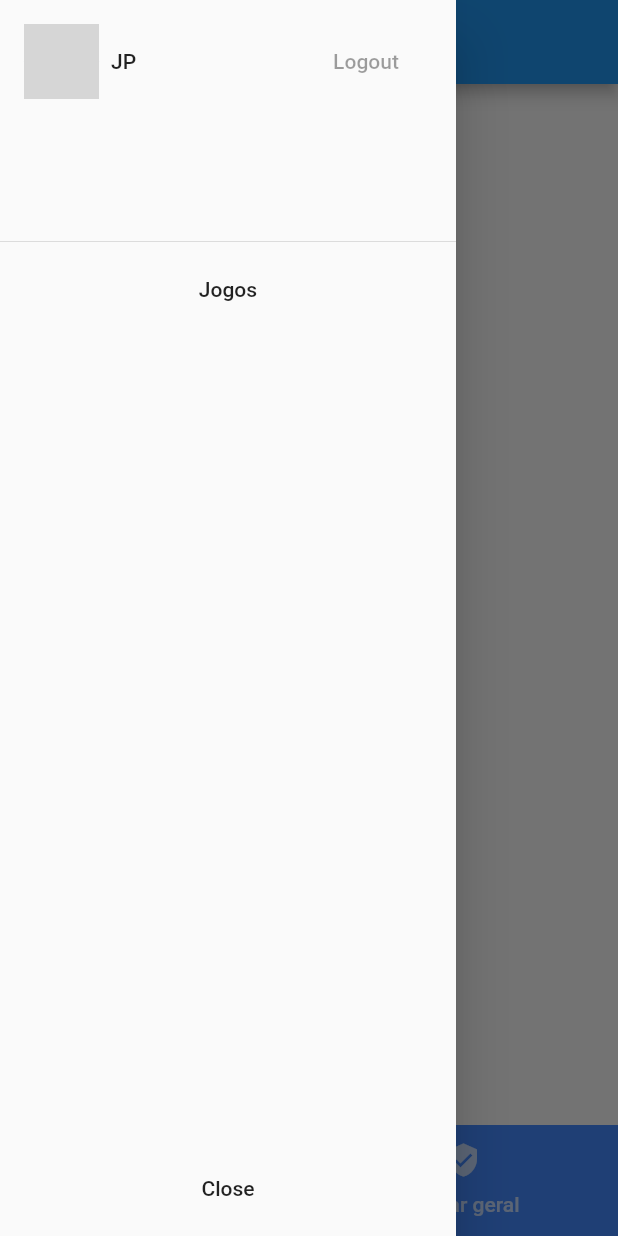
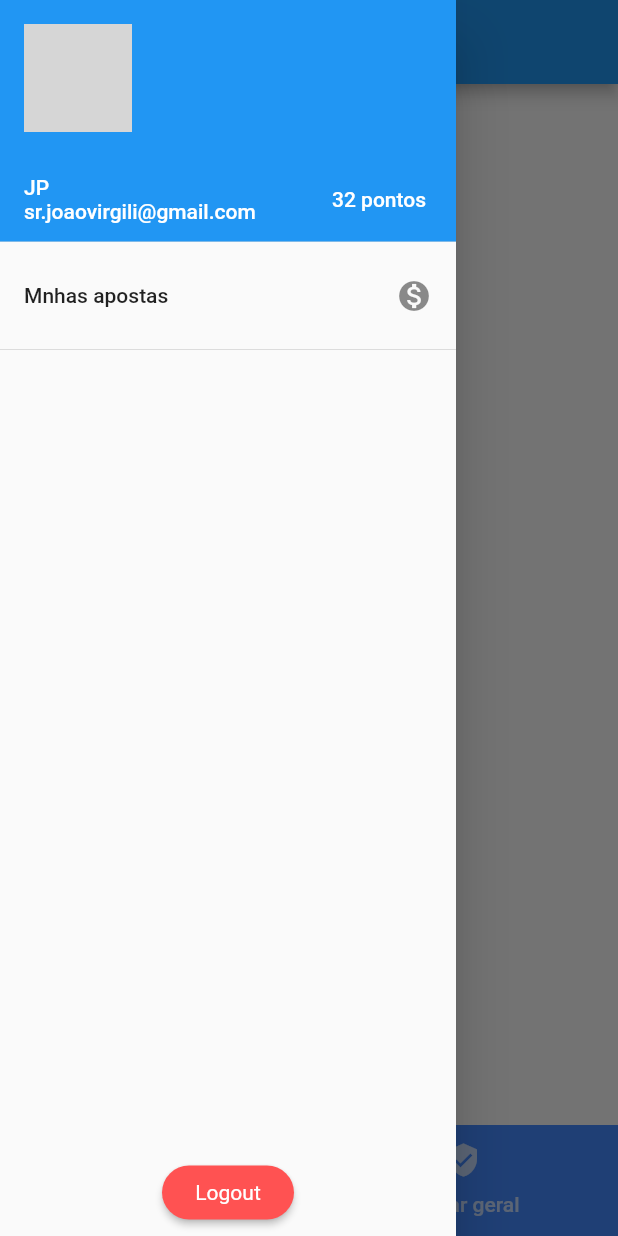
Before and after one commit to joaovirgili/flutter_bolao_da_copa, a Flutter app: the screen it shows after launch, with the side drawer open, on a phone screen of 412 x 824 dp. Run offline on Flutter 3.47's test engine with Material 2 defaults, Android fonts, the phone set to English and light mode, and no system bars; network calls fail; grey boxes are pictures that could not be loaded.

```diff
--- a/lib/classes/gamebet.dart
+++ b/lib/classes/gamebet.dart
@@ -84,7 +84,7 @@ class GameBetCard extends StatelessWidget {
                     width: 80.0,
                     child: new Column(
                       children: <Widget>[
-                        new Image.asset(homeTeamImage),
+                        new Image.asset(homeTeamImage, height: 64.0, width: 64.0,),
                         new Container(
                           height: 30.0,
                           child: new Text(
@@ -113,7 +113,7 @@ class GameBetCard extends StatelessWidget {
                     width: 80.0,
                     child: new Column(
                       children: <Widget>[
-                        new Image.asset(awayTeamImage),
+                        new Image.asset(awayTeamImage, height: 64.0, width: 64.0,),
                         new Container(
                           height: 30.0,
                           child: new Text(
--- a/lib/main.dart
+++ b/lib/main.dart
@@ -14,15 +14,15 @@ class Bolao extends StatelessWidget {
     return new MaterialApp(
       title: appTitle,
       home: new MyHome(title: appTitle),
-      routes: <String, WidgetBuilder> {
-        "/Matches" : (BuildContext context) => new Matches(title: "Jogos"),
+      theme: new ThemeData(),
+      routes: <String, WidgetBuilder>{
+        "/Matches": (BuildContext context) => new Matches(title: "Jogos"),
       },
     );
   }
 }
 
 class MyHome extends StatefulWidget {
-
   final String title;
 
   MyHome({Key key, this.title}) : super(key: key);
@@ -82,49 +82,51 @@ class _MyHomeState extends State<MyHome> with SingleTickerProviderStateMixin {
       drawer: new Drawer(
         child: new Column(
           children: <Widget>[
-              new DrawerHeader(
-                child: new Column(
+            new UserAccountsDrawerHeader(
+              accountName: new Container(
+                padding: const EdgeInsets.only(right: 20.0),
+                child: new Row(
+                  crossAxisAlignment: CrossAxisAlignment.center,
+                  mainAxisAlignment: MainAxisAlignment.spaceBetween,
                   children: <Widget>[
-                    new Row(
+                    new Column(
+                      mainAxisAlignment: MainAxisAlignment.center,
+                      crossAxisAlignment: CrossAxisAlignment.start,
                       children: <Widget>[
-                        new Container(
-                          width: 50.0,
-                          height: 50.0,
-                          child: new CircleAvatar(
+                        new Text("JP"),
+                        new Text("sr.joaovirgili@gmail.com")
+                      ],
+                    ),
+                    new Text("32 pontos")
+                  ],
+                ),
+              ),
+              currentAccountPicture: new CircleAvatar(
                 backgroundImage: new NetworkImage(
                     "https://scontent.frec10-1.fna.fbcdn.net/v/t1.0-9/1610793_866622000015920_483298332116560229_n.jpg?_nc_cat=0&_nc_eui2=AeG6hU5O9bpn45wXmq1n9NAAANWLqqLyA7_2COR8Etat_yq17RL1swPzildCKkevNXeRtVfslx0u4q6axGzaAtNehwcfAV25AzvEnUwZurna0w&oh=cffd6dfcf18036fc763ee26370795752&oe=5BC4F882"),
               ),
-                        ),
-                        new Expanded(
-                          child: new Padding(
-                            padding: const EdgeInsets.all(8.0),
-                            child: new Text("JP"),
-                          ),
-                        ),
-                        new MaterialButton(
-                            onPressed: null, child: new Text("Logout"))
-                      ],
-                    ),
-                  ],
-                ),
+              accountEmail: null,
             ),
             new Expanded(
               child: new Column(
                 children: <Widget>[
-                    new Container(
-                      child: new MaterialButton(
-                        child: new Text("Jogos"),
-                        onPressed: () => Navigator.popAndPushNamed(context, "/Matches"),
+                  new ListTile(
+                    title: new Text("Mnhas apostas"),
+                    onTap: () => Navigator.popAndPushNamed(context, "/Matches"),
+                    trailing: new Icon(Icons.monetization_on),
                   ),
-                    ),
+                  new Divider(),
                 ],
               ),
             ),
-              new Padding(
-                padding: const EdgeInsets.all(8.0),
-                child: new MaterialButton(
-                  onPressed: () => Navigator.pop(context),
-                  child: new Center(child: new Text("Close")),
+            new Container(
+              padding: const EdgeInsets.only(bottom: 5.0),
+              child: new RawMaterialButton(
+                onPressed: () => print("logout user"),
+                fillColor: Colors.redAccent,
+                splashColor: Colors.red,
+                child: new Text("Logout", style: new TextStyle(color: Colors.white),),
+                shape: new StadiumBorder(),
               ),
             ),
           ],
@@ -132,6 +134,4 @@ class _MyHomeState extends State<MyHome> with SingleTickerProviderStateMixin {
       ),
     );
   }
-
-  // Widget _myDrawer(BuildContext context) {}
 }
```
Also changed, not shown: lib/utils/singleton.dart (added, +43 -0 lines), lib/views/matches-final.dart (added, +69 -0 lines), lib/views/matches-geral.dart (+16 -3 lines), lib/views/matches-group-stage.dart (+18 -19 lines), lib/views/matches-quarterFinals.dart (+8 -1 lines), lib/views/matches-round-of-sixteen.dart (+21 -21 lines), lib/views/matches-semi-and-final.dart (deleted, +0 -20 lines), lib/views/matches-semi.dart (added, +70 -0 lines), flutter_01.png (added). Lines whose indentation alone changed are shown as unchanged.
